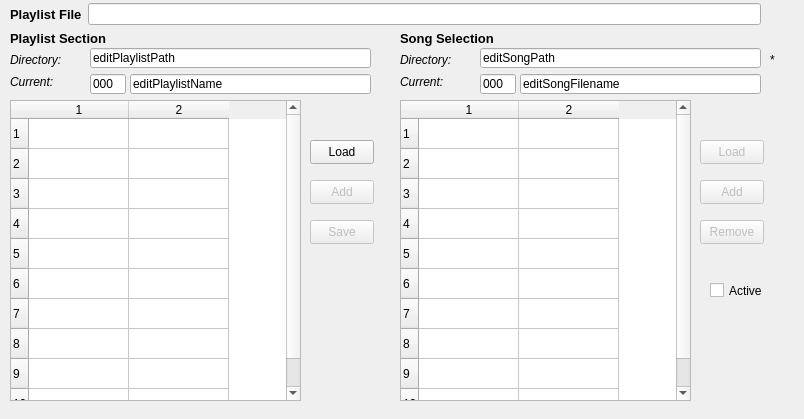
Qt form seq_qt5/forms/qplaylistframe.ui (ahlstromcj/sequencer64) before a commit.
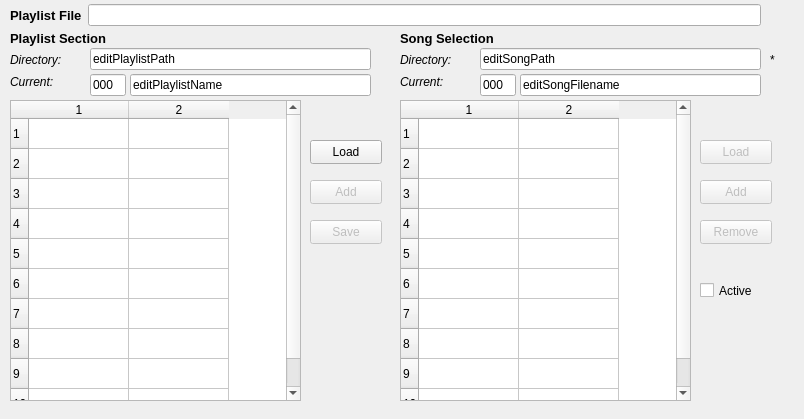
The same form after that commit.

```diff
--- a/seq_qt5/forms/qplaylistframe.ui
+++ b/seq_qt5/forms/qplaylistframe.ui
@@ -198,10 +198,22 @@
     <rect>
      <x>310</x>
      <y>140</y>
-     <width>64</width>
+     <width>72</width>
      <height>24</height>
     </rect>
    </property>
+   <property name="minimumSize">
+    <size>
+     <width>72</width>
+     <height>24</height>
+    </size>
+   </property>
+   <property name="maximumSize">
+    <size>
+     <width>72</width>
+     <height>24</height>
+    </size>
+   </property>
    <property name="toolTip">
     <string>Opens a dialog to select and open a play-list file.</string>
    </property>
@@ -217,10 +229,22 @@
     <rect>
      <x>310</x>
      <y>220</y>
-     <width>64</width>
+     <width>72</width>
      <height>24</height>
     </rect>
    </property>
+   <property name="minimumSize">
+    <size>
+     <width>72</width>
+     <height>24</height>
+    </size>
+   </property>
+   <property name="maximumSize">
+    <size>
+     <width>72</width>
+     <height>24</height>
+    </size>
+   </property>
    <property name="toolTip">
     <string>Saves the current play-list file.</string>
    </property>
@@ -236,10 +260,22 @@
     <rect>
      <x>700</x>
      <y>140</y>
-     <width>64</width>
+     <width>72</width>
      <height>24</height>
     </rect>
    </property>
+   <property name="minimumSize">
+    <size>
+     <width>72</width>
+     <height>24</height>
+    </size>
+   </property>
+   <property name="maximumSize">
+    <size>
+     <width>72</width>
+     <height>24</height>
+    </size>
+   </property>
    <property name="toolTip">
     <string>Opens a file dialog to select a MIDI song to add to the current play-list.</string>
    </property>
@@ -253,7 +289,7 @@
      <x>10</x>
      <y>0</y>
      <width>751</width>
-     <height>29</height>
+     <height>30</height>
     </rect>
    </property>
    <layout class="QHBoxLayout" name="horizPlaylistFileLayout">
@@ -291,10 +327,22 @@
     <rect>
      <x>700</x>
      <y>180</y>
-     <width>64</width>
+     <width>72</width>
      <height>24</height>
     </rect>
    </property>
+   <property name="minimumSize">
+    <size>
+     <width>72</width>
+     <height>24</height>
+    </size>
+   </property>
+   <property name="maximumSize">
+    <size>
+     <width>72</width>
+     <height>24</height>
+    </size>
+   </property>
    <property name="toolTip">
     <string>Adds the song information specified above to the current play-list section.</string>
    </property>
@@ -310,10 +358,22 @@
     <rect>
      <x>700</x>
      <y>220</y>
-     <width>64</width>
+     <width>72</width>
      <height>24</height>
     </rect>
    </property>
+   <property name="minimumSize">
+    <size>
+     <width>72</width>
+     <height>24</height>
+    </size>
+   </property>
+   <property name="maximumSize">
+    <size>
+     <width>72</width>
+     <height>24</height>
+    </size>
+   </property>
    <property name="toolTip">
     <string>Removes the current song from the current play-list section.</string>
    </property>
@@ -329,10 +389,22 @@
     <rect>
      <x>310</x>
      <y>180</y>
-     <width>64</width>
+     <width>72</width>
      <height>24</height>
     </rect>
    </property>
+   <property name="minimumSize">
+    <size>
+     <width>72</width>
+     <height>24</height>
+    </size>
+   </property>
+   <property name="maximumSize">
+    <size>
+     <width>72</width>
+     <height>24</height>
+    </size>
+   </property>
    <property name="toolTip">
     <string>Adds the play-list defined by the entries above to the current play-list.</string>
    </property>
@@ -343,7 +415,7 @@
   <widget class="QCheckBox" name="checkBoxPlaylistActive">
    <property name="geometry">
     <rect>
-     <x>710</x>
+     <x>700</x>
      <y>280</y>
      <width>81</width>
      <height>21</height>
@@ -362,7 +434,7 @@
      <x>90</x>
      <y>48</y>
      <width>281</width>
-     <height>20</height>
+     <height>22</height>
     </rect>
    </property>
    <property name="toolTip">
@@ -378,7 +450,7 @@
      <x>90</x>
      <y>74</y>
      <width>36</width>
-     <height>20</height>
+     <height>22</height>
     </rect>
    </property>
    <property name="toolTip">
@@ -394,7 +466,7 @@
      <x>130</x>
      <y>74</y>
      <width>241</width>
-     <height>20</height>
+     <height>22</height>
     </rect>
    </property>
    <property name="toolTip">
@@ -410,7 +482,7 @@
      <x>480</x>
      <y>48</y>
      <width>281</width>
-     <height>20</height>
+     <height>22</height>
     </rect>
    </property>
    <property name="toolTip">
@@ -426,7 +498,7 @@
      <x>480</x>
      <y>74</y>
      <width>36</width>
-     <height>20</height>
+     <height>22</height>
     </rect>
    </property>
    <property name="toolTip">
@@ -442,7 +514,7 @@
      <x>520</x>
      <y>74</y>
      <width>241</width>
-     <height>20</height>
+     <height>22</height>
     </rect>
    </property>
    <property name="toolTip">
```
